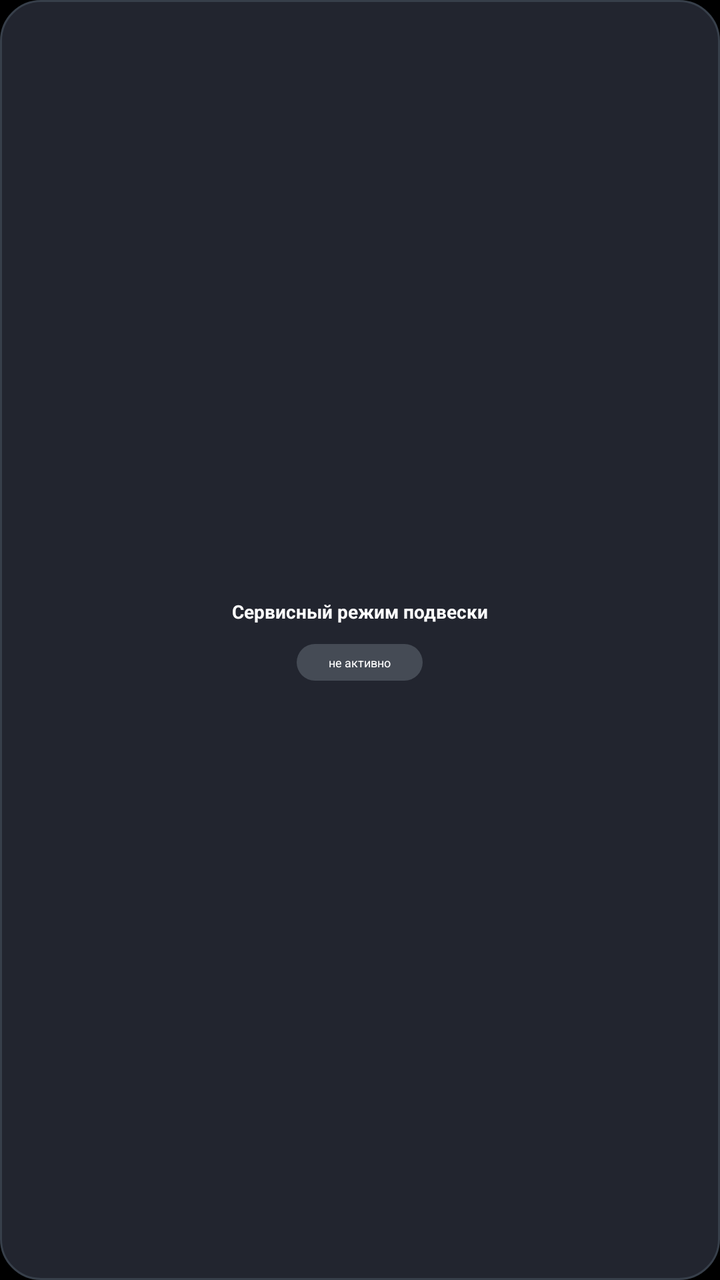
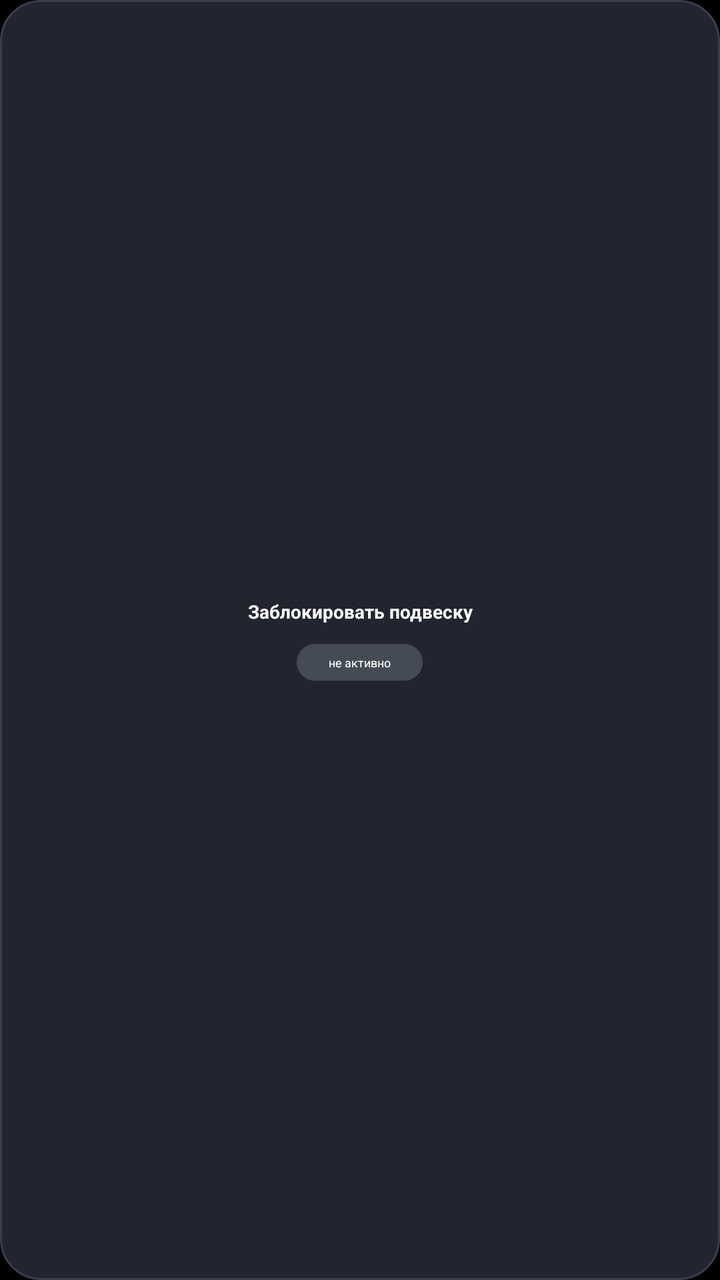

Before-and-after screenshots of an Android layout around one commit, followed by the original layout XML and the change that was made.
<!-- AndroidManifest.xml: application theme Theme.RestoreMode -->
<!-- res/layout/tile_suspension_maintenance.xml -->
<?xml version="1.0" encoding="utf-8"?>
<LinearLayout xmlns:android="http://schemas.android.com/apk/res/android"
    android:id="@+id/cardSuspensionMaintenance"
    android:layout_width="match_parent"
    android:layout_height="match_parent"
    android:background="@drawable/card_dark_ripple"
    android:clickable="true"
    android:focusable="true"
    android:gravity="center"
    android:onClick="onCardSuspensionMaintenance"
    android:orientation="vertical"
    android:padding="8dp">
    <TextView android:layout_width="match_parent" android:layout_height="wrap_content" android:gravity="center" android:text="@string/suspension_maintenance_title" android:textColor="#FFFFFF" android:textSize="28px" android:textStyle="bold" />
    <TextView android:id="@+id/suspensionMaintenanceBadge" android:layout_width="wrap_content" android:layout_height="wrap_content" android:layout_marginTop="10dp" android:background="@drawable/pill_inactive" android:text="не активно" android:textColor="#FFFFFF" android:textSize="18px" />
</LinearLayout>
<!-- resources referenced by this layout -->
<resources>
  <!-- drawable card_dark_ripple (drawable) -->
  <?xml version="1.0" encoding="utf-8"?>
  <ripple xmlns:android="http://schemas.android.com/apk/res/android"
      android:color="#40ffffff">
      <item android:drawable="@drawable/layout_category_bg" />
      <item android:id="@android:id/mask">
          <shape android:shape="rectangle">
              <solid android:color="#ffffffff" />
              <corners android:radius="20dp" />
          </shape>
      </item>
  </ripple>
  <!-- drawable pill_inactive (drawable) -->
  <?xml version="1.0" encoding="utf-8"?>
  <shape xmlns:android="http://schemas.android.com/apk/res/android"
      android:shape="rectangle">
      <solid android:color="#454b55" />
      <corners android:radius="100dp" />
      <padding android:left="16dp" android:top="5dp" android:right="16dp" android:bottom="5dp" />
  </shape>
  <string name="suspension_maintenance_title">Сервисный режим подвески</string>
  <style name="Theme.RestoreMode" parent="Base.Theme.RestoreMode">
          <item name="android:windowBackground">@android:color/black</item>
      </style>
  <!-- drawable layout_category_bg (drawable) -->
  <?xml version="1.0" encoding="UTF-8"?>
  <shape xmlns:android="http://schemas.android.com/apk/res/android">
      <solid android:color="#22252f"/>
      <stroke android:width="1dp" android:color="#373f4a" />
      <corners android:radius="20dp"/>
      <padding android:left="1dp" android:top="1dp" android:right="1dp" android:bottom="1dp" />
  </shape>
  <style name="Base.Theme.RestoreMode" parent="Theme.Material3.DayNight.NoActionBar">
          
          
      </style>
</resources>

<!-- the commit's change to res/layout/tile_suspension_maintenance.xml (unified diff, before → after) -->
@@ -10,6 +10,21 @@
     android:onClick="onCardSuspensionMaintenance"
     android:orientation="vertical"
     android:padding="8dp">
-    <TextView android:layout_width="match_parent" android:layout_height="wrap_content" android:gravity="center" android:text="@string/suspension_maintenance_title" android:textColor="#FFFFFF" android:textSize="28px" android:textStyle="bold" />
-    <TextView android:id="@+id/suspensionMaintenanceBadge" android:layout_width="wrap_content" android:layout_height="wrap_content" android:layout_marginTop="10dp" android:background="@drawable/pill_inactive" android:text="не активно" android:textColor="#FFFFFF" android:textSize="18px" />
+    <TextView
+        android:layout_width="match_parent"
+        android:layout_height="wrap_content"
+        android:gravity="center"
+        android:text="Заблокировать подвеску"
+        android:textColor="#FFFFFF"
+        android:textSize="28px"
+        android:textStyle="bold" />
+    <TextView
+        android:id="@+id/suspensionMaintenanceBadge"
+        android:layout_width="wrap_content"
+        android:layout_height="wrap_content"
+        android:layout_marginTop="10dp"
+        android:background="@drawable/pill_inactive"
+        android:text="не активно"
+        android:textColor="#FFFFFF"
+        android:textSize="18px" />
 </LinearLayout>
<!-- resource entries referenced after the edit -->
@@ -20,7 +20,6 @@
       <corners android:radius="100dp" />
       <padding android:left="16dp" android:top="5dp" android:right="16dp" android:bottom="5dp" />
   </shape>
-  <string name="suspension_maintenance_title">Сервисный режим подвески</string>
   <style name="Theme.RestoreMode" parent="Base.Theme.RestoreMode">
           <item name="android:windowBackground">@android:color/black</item>
       </style>
